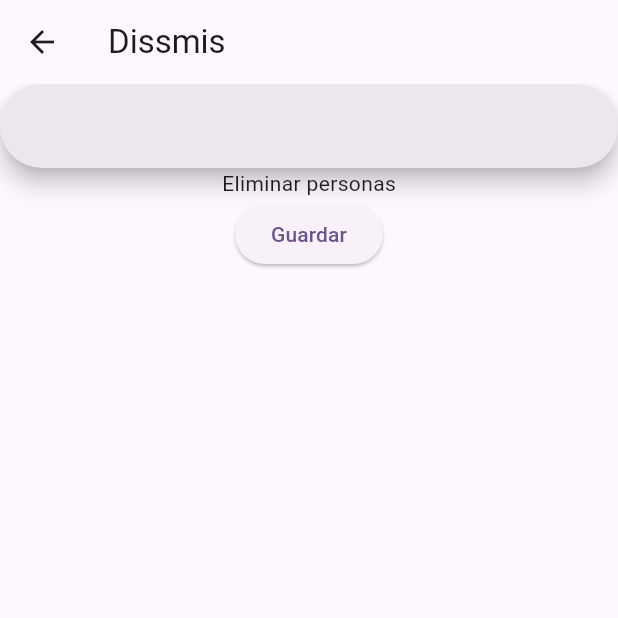
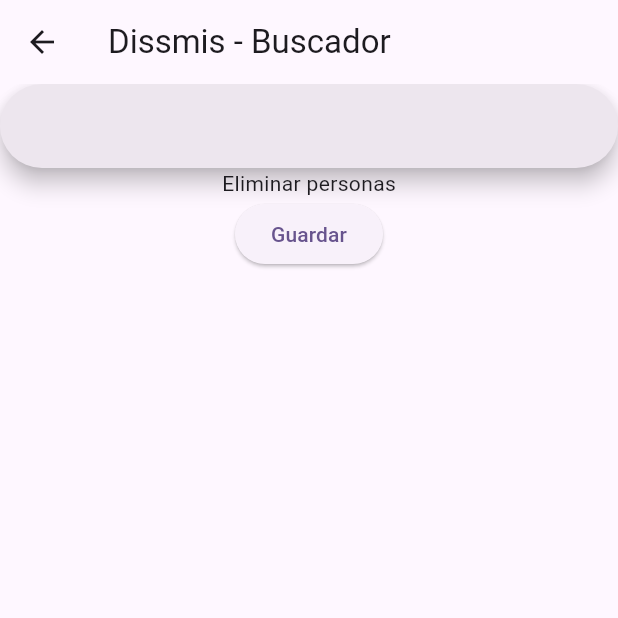
Before and after one commit to Samusk8/usersFlutter_PMM, a Flutter app: the screen it shows after launch, after a tap on "Widgets", on a phone screen of 412 x 824 dp, the top half of it. Run offline on Flutter 3.47's test engine with Material 3 defaults, Android fonts, the light colour scheme and no system bars.

Commit message:
arreglar dissmis
que no borraba bien

```diff
--- a/proyect_pmm/lib/screens/widget_page.dart
+++ b/proyect_pmm/lib/screens/widget_page.dart
@@ -35,7 +35,7 @@ class _WidgetPageState extends State<WidgetPage> {
 
     return Scaffold(
       appBar: AppBar(
-        title: Text('Dissmis'),
+        title: Text('Dissmis - Buscador'),
       ),
       body: Center(
         child: Column(
@@ -45,7 +45,7 @@ class _WidgetPageState extends State<WidgetPage> {
                 setState(() {
                   _personasB =
                   _personasB.where((p) => p.nombre.toLowerCase().contains(value.toLowerCase())).toList();
-                  for (Person p in _personasB) _crearCard(p);
+                  //for (Person p in _personasB) _crearCard(p);
                   print("asdd${_personasB}");
                       if (value.isEmpty){
                         _personasB = _personas;
@@ -73,6 +73,7 @@ class _WidgetPageState extends State<WidgetPage> {
       onDismissed:(direction) {
         setState(() {
           _personas.remove(p);
+          _personasB.remove(p);
         });
       },
       child: Card(
```
